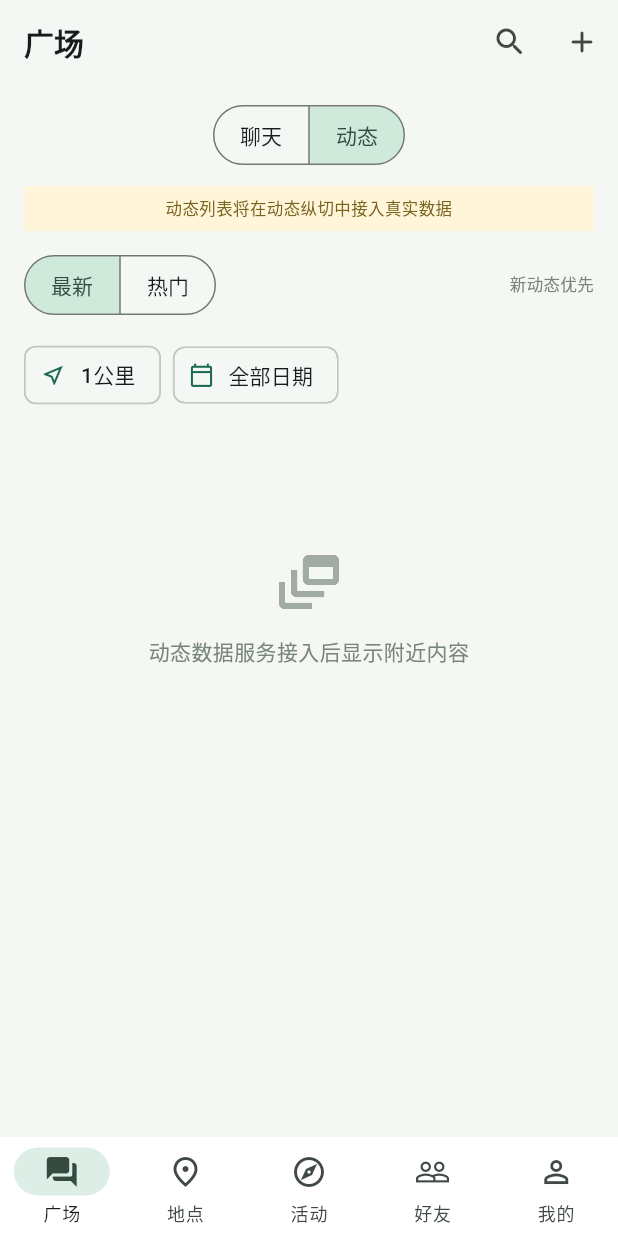
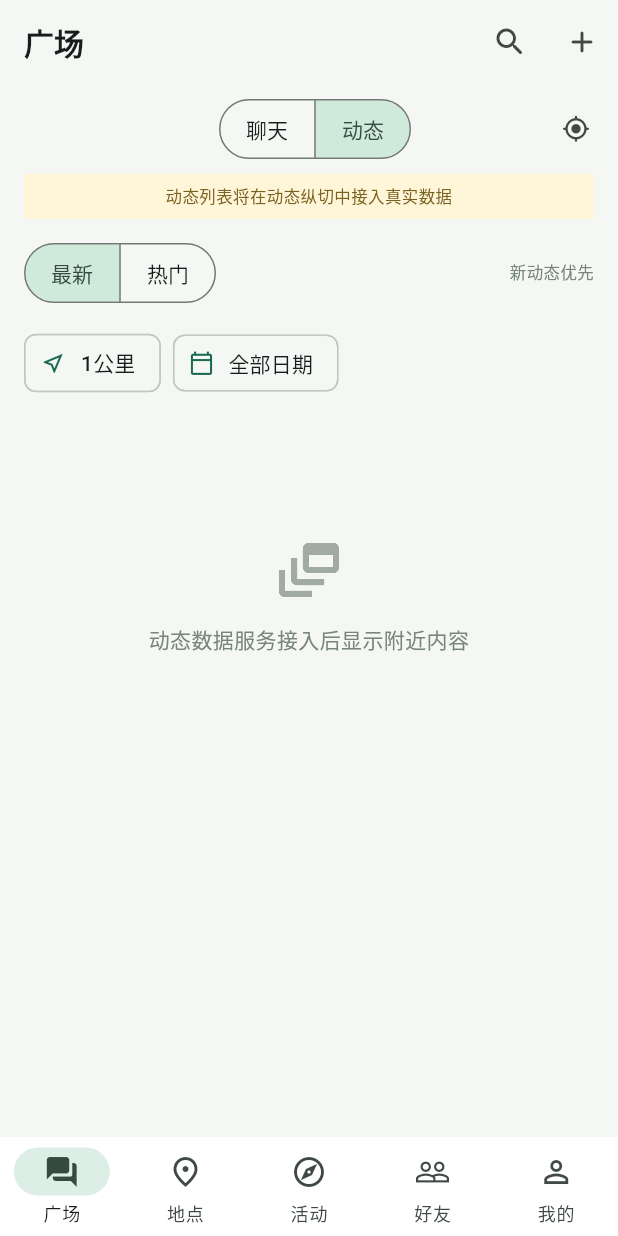
Before and after one commit to make853/fangyuanli-platform, a Flutter app: the HomeShell screen opened directly, after a tap on "动态", on a phone screen of 412 x 824 dp. Run offline on Flutter 3.47's test engine with Material 3 defaults, Android fonts, the phone set to English and light mode, and no system bars; our stand-ins replace cached_network_image, dio, flutter_image_compress, flutter_riverpod, flutter_secure_storage, geolocator and 3 more; accounts and stored records are empty.

Commit message:
Compact plaza chat and follow keyboard viewport (#48)

```diff
--- a/apps/mobile/lib/src/features/conversations/presentation/chat_message_timeline.dart
+++ b/apps/mobile/lib/src/features/conversations/presentation/chat_message_timeline.dart
@@ -1,6 +1,55 @@
 import 'package:flutter/material.dart';
 
 import '../domain/conversation_message.dart';
+
+/// Owns the common viewport-following behavior used by all chat scenes.
+///
+/// It keeps the latest message visible while the keyboard changes the usable
+/// height, but does not pull a user away from older messages they are reading.
+class ChatTimelineViewportController with WidgetsBindingObserver {
+  ChatTimelineViewportController() {
+    WidgetsBinding.instance.addObserver(this);
+  }
+
+  final ScrollController scrollController = ScrollController();
+  bool _disposed = false;
+
+  bool get isNearLatest {
+    if (!scrollController.hasClients) return true;
+    final position = scrollController.position;
+    return position.maxScrollExtent - position.pixels <= 96;
+  }
+
+  void scrollToLatest({bool jump = false}) {
+    WidgetsBinding.instance.addPostFrameCallback((_) {
+      if (_disposed || !scrollController.hasClients) return;
+      final target = scrollController.position.maxScrollExtent;
+      if (jump) {
+        scrollController.jumpTo(target);
+      } else {
+        scrollController.animateTo(
+          target,
+          duration: const Duration(milliseconds: 220),
+          curve: Curves.easeOut,
+        );
+      }
+    });
+  }
+
+  @override
+  void didChangeMetrics() {
+    if (isNearLatest) {
+      scrollToLatest(jump: true);
+    }
+  }
+
+  void dispose() {
+    if (_disposed) return;
+    _disposed = true;
+    WidgetsBinding.instance.removeObserver(this);
+    scrollController.dispose();
+  }
+}
 
 typedef ChatTimelineItemBuilder =
     Widget Function(
--- a/apps/mobile/lib/src/features/conversations/presentation/community_chat_screen.dart
+++ b/apps/mobile/lib/src/features/conversations/presentation/community_chat_screen.dart
@@ -96,17 +96,18 @@ class CommunityChatBody extends StatefulWidget {
 class _CommunityChatBodyState extends State<CommunityChatBody> {
   final _textController = TextEditingController();
   final _focusNode = FocusNode();
-  final _scrollController = ScrollController();
   final _composerController = ChatComposerController();
+  late final ChatTimelineViewportController _timelineController;
   bool _announcementVisible = true;
 
   @override
   void initState() {
     super.initState();
+    _timelineController = ChatTimelineViewportController();
     // A kept-alive conversation can already contain cached messages on the
     // first frame. Short timelines remain at offset zero; long ones open at
     // their latest message.
-    _scrollToLatest(jump: true);
+    _timelineController.scrollToLatest(jump: true);
   }
 
   Future<void> _send() async {
@@ -119,29 +120,7 @@ class _CommunityChatBodyState extends State<CommunityChatBody> {
     if (!mounted || !succeeded) return;
     _textController.clear();
     _focusNode.requestFocus();
-    _scrollToLatest();
-  }
-
-  bool _isNearLatest() {
-    if (!_scrollController.hasClients) return true;
-    final position = _scrollController.position;
-    return position.maxScrollExtent - position.pixels <= 96;
-  }
-
-  void _scrollToLatest({bool jump = false}) {
-    WidgetsBinding.instance.addPostFrameCallback((_) {
-      if (!mounted || !_scrollController.hasClients) return;
-      final target = _scrollController.position.maxScrollExtent;
-      if (jump) {
-        _scrollController.jumpTo(target);
-      } else {
-        _scrollController.animateTo(
-          target,
-          duration: const Duration(milliseconds: 220),
-          curve: Curves.easeOut,
-        );
-      }
-    });
+    _timelineController.scrollToLatest();
   }
 
   @override
@@ -151,7 +130,7 @@ class _CommunityChatBodyState extends State<CommunityChatBody> {
       _textController.clear();
       _composerController.dismiss(_focusNode);
       _announcementVisible = true;
-      _scrollToLatest(jump: true);
+      _timelineController.scrollToLatest(jump: true);
       return;
     }
 
@@ -162,10 +141,10 @@ class _CommunityChatBodyState extends State<CommunityChatBody> {
     if (newLatest?.sequence != oldLatest?.sequence) {
       final followsLatest =
           oldMessages.isEmpty ||
-          _isNearLatest() ||
+          _timelineController.isNearLatest ||
           newLatest?.senderUserId == widget.currentUserId;
       if (followsLatest) {
-        _scrollToLatest(jump: oldMessages.isEmpty);
+        _timelineController.scrollToLatest(jump: oldMessages.isEmpty);
       }
     }
   }
@@ -174,7 +153,7 @@ class _CommunityChatBodyState extends State<CommunityChatBody> {
   void dispose() {
     _textController.dispose();
     _focusNode.dispose();
-    _scrollController.dispose();
+    _timelineController.dispose();
     _composerController.dispose();
     super.dispose();
   }
@@ -265,7 +244,7 @@ class _CommunityChatBodyState extends State<CommunityChatBody> {
     }
     return ChatMessageTimeline(
       timelineKey: ValueKey('community-chat-${widget.channel.id}'),
-      controller: _scrollController,
+      controller: _timelineController.scrollController,
       messages: state.messages,
       itemBuilder: (_, message, previous) =>
           _liveMessage(message, previous: previous),
--- a/apps/mobile/lib/src/features/plaza/presentation/plaza_screen.dart
+++ b/apps/mobile/lib/src/features/plaza/presentation/plaza_screen.dart
@@ -38,10 +38,18 @@ class _PlazaScreenState extends ConsumerState<PlazaScreen> {
     _selectedPlazaId = widget.plazas.first.id;
   }
 
-  void _pending(String action) {
-    ScaffoldMessenger.of(context)
-      ..hideCurrentSnackBar()
-      ..showSnackBar(SnackBar(content: Text('$action将在广场纵切接入后启用')));
+  void _openPlazaInfo(PlazaSummary plaza) {
+    AppNavigation.push<void>(
+      context,
+      destination: AppRouteId.plazaInfo,
+      source: AppNavigationSource(
+        section: AppSection.plaza,
+        entryPoint: AppEntryPoint.channelChat,
+        routeId: AppRouteId.plazaChat,
+        entityId: plaza.id,
+      ),
+      builder: (_) => PlazaInfoScreen(plaza: plaza),
+    );
   }
 
   @override
@@ -53,15 +61,44 @@ class _PlazaScreenState extends ConsumerState<PlazaScreen> {
     return Column(
       children: [
         Padding(
-          padding: const EdgeInsets.fromLTRB(16, 10, 16, 10),
-          child: SegmentedButton<_PlazaView>(
+          padding: const EdgeInsets.fromLTRB(16, 6, 8, 6),
+          child: SizedBox(
+            height: 48,
+            child: Stack(
+              alignment: Alignment.center,
+              children: [
+                SegmentedButton<_PlazaView>(
                   segments: const [
                     ButtonSegment(value: _PlazaView.chat, label: Text('聊天')),
                     ButtonSegment(value: _PlazaView.feed, label: Text('动态')),
                   ],
                   selected: {_view},
                   showSelectedIcon: false,
-            onSelectionChanged: (value) => setState(() => _view = value.first),
+                  onSelectionChanged: (value) =>
+                      setState(() => _view = value.first),
+                ),
+                Align(
+                  alignment: Alignment.centerRight,
+                  child: plazaState.isLoading
+                      ? const Padding(
+                          padding: EdgeInsets.all(10),
+                          child: SizedBox.square(
+                            dimension: 16,
+                            child: CircularProgressIndicator(strokeWidth: 2),
+                          ),
+                        )
+                      : IconButton(
+                          key: const ValueKey('plaza-location-refresh'),
+                          tooltip: '刷新附近广场',
+                          visualDensity: VisualDensity.compact,
+                          onPressed: () => ref
+                              .read(plazaControllerProvider.notifier)
+                              .refresh(silent: plazaState.plazas.isNotEmpty),
+                          icon: const Icon(Icons.my_location_rounded, size: 19),
+                        ),
+                ),
+              ],
+            ),
           ),
         ),
         Expanded(
@@ -95,7 +132,7 @@ class _PlazaScreenState extends ConsumerState<PlazaScreen> {
       children: [
         SizedBox(
           key: const ValueKey('plaza-switcher'),
-          height: 98,
+          height: 76,
           child: Padding(
             padding: const EdgeInsets.symmetric(horizontal: 16),
             child: Row(
@@ -121,80 +158,12 @@ class _PlazaScreenState extends ConsumerState<PlazaScreen> {
                               .markLocallyRead(plazas[index].id);
                         }
                       }),
+                      onMore: () => _openPlazaInfo(plazas[index]),
                     ),
                   ),
                 ],
               ],
             ),
-          ),
-        ),
-        Padding(
-          padding: const EdgeInsets.fromLTRB(16, 3, 8, 1),
-          child: Row(
-            children: [
-              Expanded(
-                child: Text(
-                  _locationStatus(plazaState),
-                  style: const TextStyle(
-                    color: Color(0xFF78847E),
-                    fontSize: 12,
-                  ),
-                ),
-              ),
-              if (!plazaState.isLoading)
-                IconButton(
-                  key: const ValueKey('plaza-location-refresh'),
-                  tooltip: '刷新附近广场',
-                  visualDensity: VisualDensity.compact,
-                  onPressed: () => ref
-                      .read(plazaControllerProvider.notifier)
-                      .refresh(silent: plazaState.plazas.isNotEmpty),
-                  icon: const Icon(Icons.my_location_rounded, size: 18),
-                )
-              else
-                const Padding(
-                  padding: EdgeInsets.symmetric(horizontal: 13),
-                  child: SizedBox.square(
-                    dimension: 16,
-                    child: CircularProgressIndicator(strokeWidth: 2),
-                  ),
-                ),
-            ],
-          ),
-        ),
-        Padding(
-          padding: const EdgeInsets.fromLTRB(16, 0, 6, 2),
-          child: Row(
-            children: [
-              Expanded(
-                child: Text(
-                  selected.name,
-                  style: const TextStyle(
-                    fontSize: 16,
-                    fontWeight: FontWeight.w700,
-                  ),
-                ),
-              ),
-              TextButton(
-                onPressed: () => _pending('广场通知设置'),
-                child: const Text('通知设置'),
-              ),
-              IconButton(
-                tooltip: '广场信息',
-                onPressed: () => AppNavigation.push<void>(
-                  context,
-                  destination: AppRouteId.plazaInfo,
-                  source: AppNavigationSource(
-                    section: AppSection.plaza,
-                    entryPoint: AppEntryPoint.channelChat,
-                    routeId: AppRouteId.plazaChat,
-                    entityId: selected.id,
-                  ),
-                  builder: (_) => PlazaInfoScreen(plaza: selected),
-                ),
-                icon: const Icon(Icons.more_horiz_rounded),
-              ),
-            ],
           ),
         ),
         Expanded(
@@ -224,17 +193,6 @@ class _PlazaScreenState extends ConsumerState<PlazaScreen> {
       ],
     );
   }
-
-  String _locationStatus(PlazaState state) {
-    if (state.hasFreshEligibility) {
-      return '当前位置可进入的4个广场 · 均可发言';
-    }
-    if (state.isUsingCachedOverview) {
-      return state.isLoading ? '正在确认当前位置 · 先显示上次广场' : '上次进入的广场 · 点击定位刷新';
-    }
-    if (state.errorMessage != null) return '定位后显示真实的4个广场 · 点击重试';
-    return '正在获取附近广场';
-  }
 }
 
 class _PlazaSwitchCard extends StatelessWidget {
@@ -243,32 +201,34 @@ class _PlazaSwitchCard extends StatelessWidget {
     required this.selected,
     required this.unreadCount,
     required this.onTap,
+    required this.onMore,
   });
 
   final PlazaSummary plaza;
   final bool selected;
   final int unreadCount;
   final VoidCallback onTap;
+  final VoidCallback onMore;
 
   @override
   Widget build(BuildContext context) {
     return Material(
       color: selected ? const Color(0xFFDDEEE7) : Colors.white,
-      borderRadius: BorderRadius.circular(17),
+      borderRadius: BorderRadius.circular(14),
       clipBehavior: Clip.antiAlias,
       child: InkWell(
         key: ValueKey('plaza-switch-${plaza.id}'),
-        borderRadius: BorderRadius.circular(17),
+        borderRadius: BorderRadius.circular(14),
         onTap: onTap,
         child: Stack(
           children: [
             Padding(
-              padding: const EdgeInsets.fromLTRB(8, 10, 6, 8),
+              padding: const EdgeInsets.fromLTRB(8, 7, 6, 6),
               child: Column(
                 crossAxisAlignment: CrossAxisAlignment.start,
                 children: [
                   Padding(
-                    padding: EdgeInsets.only(right: unreadCount > 0 ? 18 : 0),
+                    padding: const EdgeInsets.only(right: 22),
                     child: Text(
                       plaza.isPrimary ? '主广场' : '相邻',
                       maxLines: 1,
@@ -278,33 +238,41 @@ class _PlazaSwitchCard extends StatelessWidget {
                       ),
                     ),
                   ),
-                  const SizedBox(height: 4),
-                  Text(
+                  const SizedBox(height: 2),
+                  Padding(
+                    padding: EdgeInsets.only(right: unreadCount > 0 ? 16 : 0),
+                    child: Text(
                       plaza.name,
                       maxLines: 2,
                       overflow: TextOverflow.ellipsis,
                       style: const TextStyle(
-                      fontSize: 12,
-                      height: 1.15,
+                        fontSize: 11,
+                        height: 1.12,
                         fontWeight: FontWeight.w700,
                       ),
-                  ),
-                  const Spacer(),
-                  Text(
-                    plaza.activityLabel,
-                    maxLines: 1,
-                    overflow: TextOverflow.ellipsis,
-                    style: const TextStyle(
-                      color: Color(0xFF66736D),
-                      fontSize: 10,
                     ),
                   ),
                 ],
               ),
             ),
             Positioned(
+              right: 4,
+              top: 2,
+              child: SizedBox.square(
+                dimension: 27,
+                child: IconButton(
+                  key: ValueKey('plaza-more-${plaza.id}'),
+                  tooltip: '${plaza.name}信息',
+                  padding: EdgeInsets.zero,
+                  visualDensity: VisualDensity.compact,
+                  onPressed: onMore,
+                  icon: const Icon(Icons.more_horiz_rounded, size: 17),
+                ),
+              ),
+            ),
+            Positioned(
               right: 5,
-              top: 6,
+              bottom: 5,
               child: UnreadCountBadge(count: unreadCount),
             ),
           ],
```
Also changed, not shown: apps/mobile/lib/src/features/conversations/presentation/direct_chat_screen.dart (+8 -29 lines), 3 other files. Lines whose indentation alone changed are shown as unchanged.
